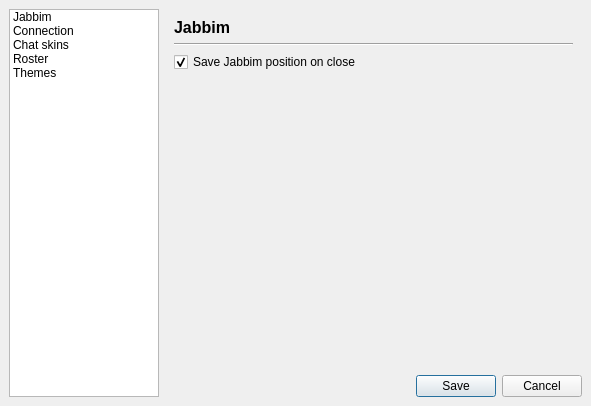
First picture: the form in widgets/preferences.ui, repository xmpp-graveyard/jabbim, before the edit.
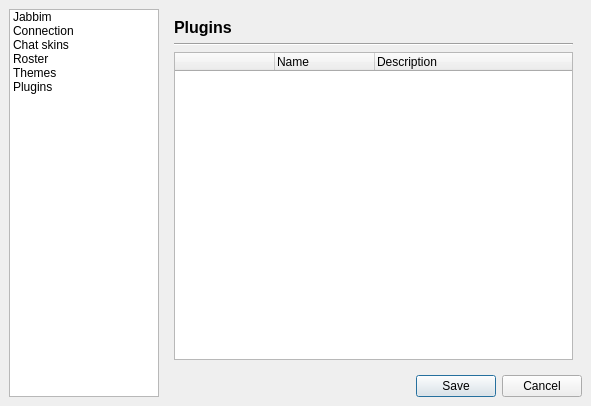
Second picture: the form after the edit. Icons and pictures are not drawn.

Patch:
```diff
--- a/widgets/preferences.ui
+++ b/widgets/preferences.ui
@@ -116,12 +116,20 @@
        <iconset>images/32x32/categories/preferences-desktop-theme.png</iconset>
       </property>
      </item>
+     <item>
+      <property name="text" >
+       <string>Plugins</string>
+      </property>
+      <property name="icon" >
+       <iconset>images/32x32/categories/applications-accessories.png</iconset>
+      </property>
+     </item>
     </widget>
    </item>
    <item row="0" column="1" colspan="2" >
     <widget class="QStackedWidget" name="stackedWidget" >
      <property name="currentIndex" >
-      <number>0</number>
+      <number>5</number>
      </property>
      <widget class="QWidget" name="page_4" >
       <layout class="QGridLayout" >
@@ -428,6 +436,58 @@
        </item>
       </layout>
      </widget>
+     <widget class="QWidget" name="page_5" >
+      <layout class="QGridLayout" >
+       <property name="margin" >
+        <number>9</number>
+       </property>
+       <property name="spacing" >
+        <number>6</number>
+       </property>
+       <item row="1" column="0" >
+        <widget class="Line" name="line_7" >
+         <property name="orientation" >
+          <enum>Qt::Horizontal</enum>
+         </property>
+        </widget>
+       </item>
+       <item row="0" column="0" >
+        <widget class="QLabel" name="label_8" >
+         <property name="text" >
+          <string>&lt;html>&lt;head>&lt;meta name="qrichtext" content="1" />&lt;style type="text/css">
+p, li { white-space: pre-wrap; }
+&lt;/style>&lt;/head>&lt;body style=" font-family:'DejaVu Sans'; font-size:9pt; font-weight:400; font-style:normal; text-decoration:none;">
+&lt;p style=" margin-top:0px; margin-bottom:0px; margin-left:0px; margin-right:0px; -qt-block-indent:0; text-indent:0px; font-family:'Sans Serif';">&lt;span style=" font-size:12pt; font-weight:600;">Plugins&lt;/span>&lt;/p>&lt;/body>&lt;/html></string>
+         </property>
+        </widget>
+       </item>
+       <item row="2" column="0" >
+        <widget class="QTreeWidget" name="plugins" >
+         <property name="alternatingRowColors" >
+          <bool>true</bool>
+         </property>
+         <property name="rootIsDecorated" >
+          <bool>false</bool>
+         </property>
+         <column>
+          <property name="text" >
+           <string> </string>
+          </property>
+         </column>
+         <column>
+          <property name="text" >
+           <string>Name</string>
+          </property>
+         </column>
+         <column>
+          <property name="text" >
+           <string>Description</string>
+          </property>
+         </column>
+        </widget>
+       </item>
+      </layout>
+     </widget>
     </widget>
    </item>
   </layout>
```
